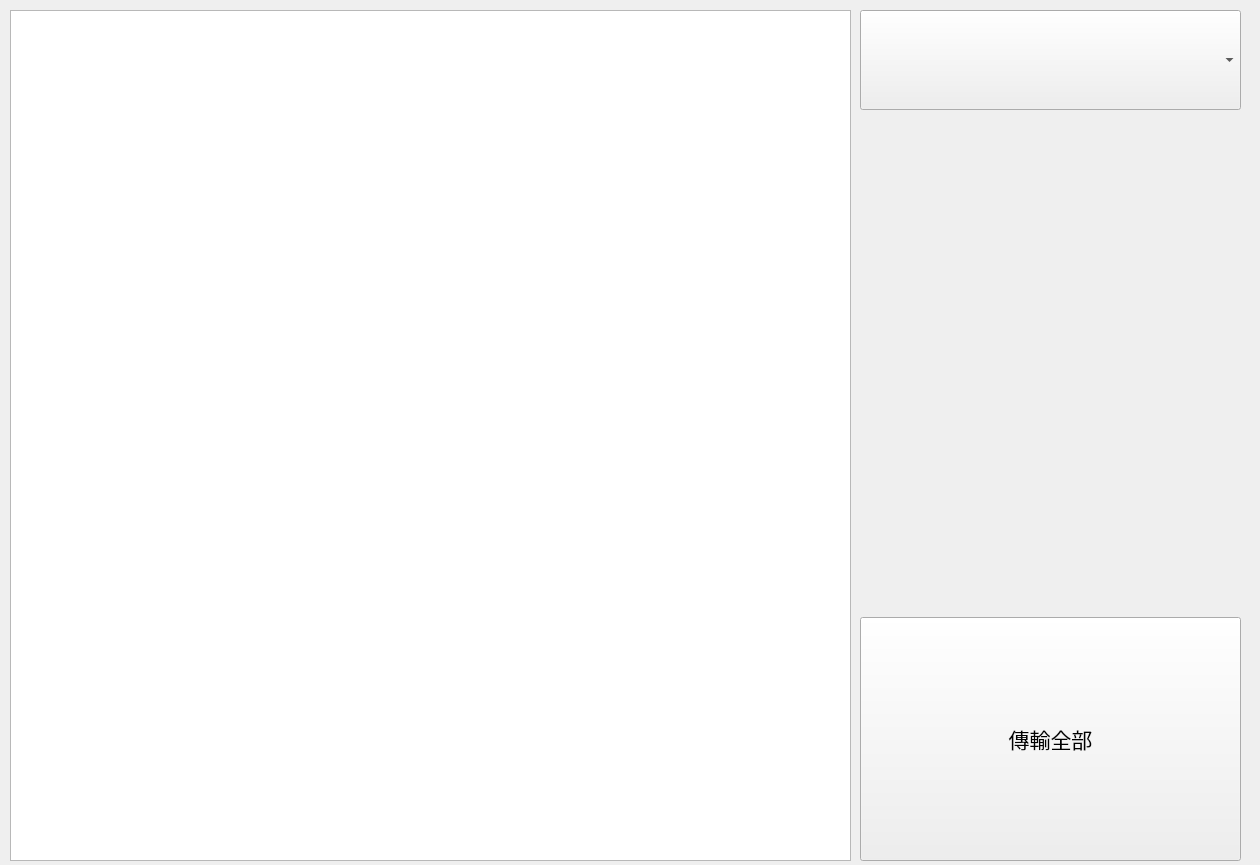
First picture: the form in bank-view/frontconfigurationtransfer.ui, repository smandyscom/front-base-widget, before the edit.
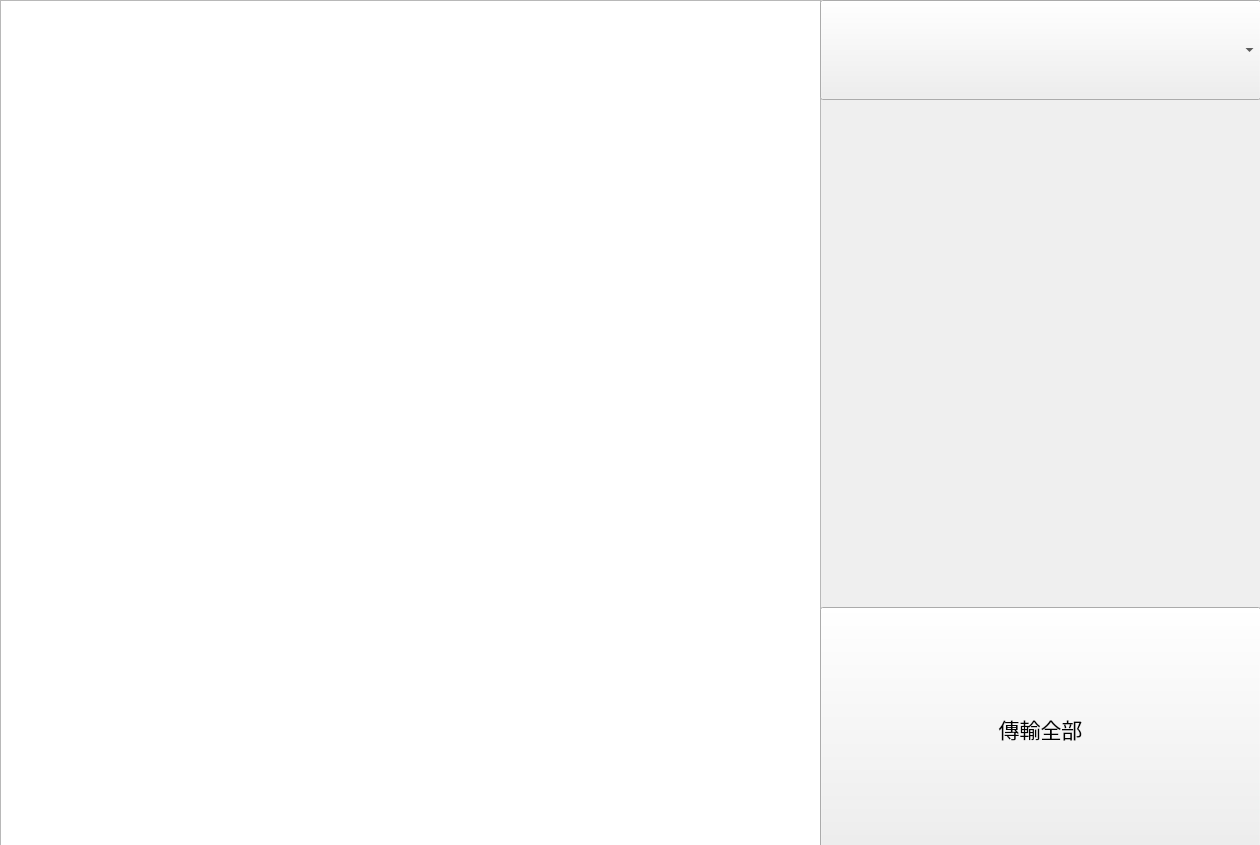
Second picture: the form after the edit.

Commit message: layout adjusted

```diff
--- a/bank-view/frontconfigurationtransfer.ui
+++ b/bank-view/frontconfigurationtransfer.ui
@@ -7,7 +7,7 @@
     <x>0</x>
     <y>0</y>
     <width>1260</width>
-    <height>865</height>
+    <height>845</height>
    </rect>
   </property>
   <property name="font">
@@ -21,9 +21,9 @@
   <widget class="QTableView" name="tableView">
    <property name="geometry">
     <rect>
-     <x>10</x>
-     <y>10</y>
-     <width>841</width>
+     <x>0</x>
+     <y>0</y>
+     <width>821</width>
      <height>851</height>
     </rect>
    </property>
@@ -34,9 +34,9 @@
   <widget class="QWidget" name="layoutWidget">
    <property name="geometry">
     <rect>
-     <x>860</x>
-     <y>10</y>
-     <width>381</width>
+     <x>820</x>
+     <y>0</y>
+     <width>441</width>
      <height>851</height>
     </rect>
    </property>
```
The commit also changes 6 other files.
